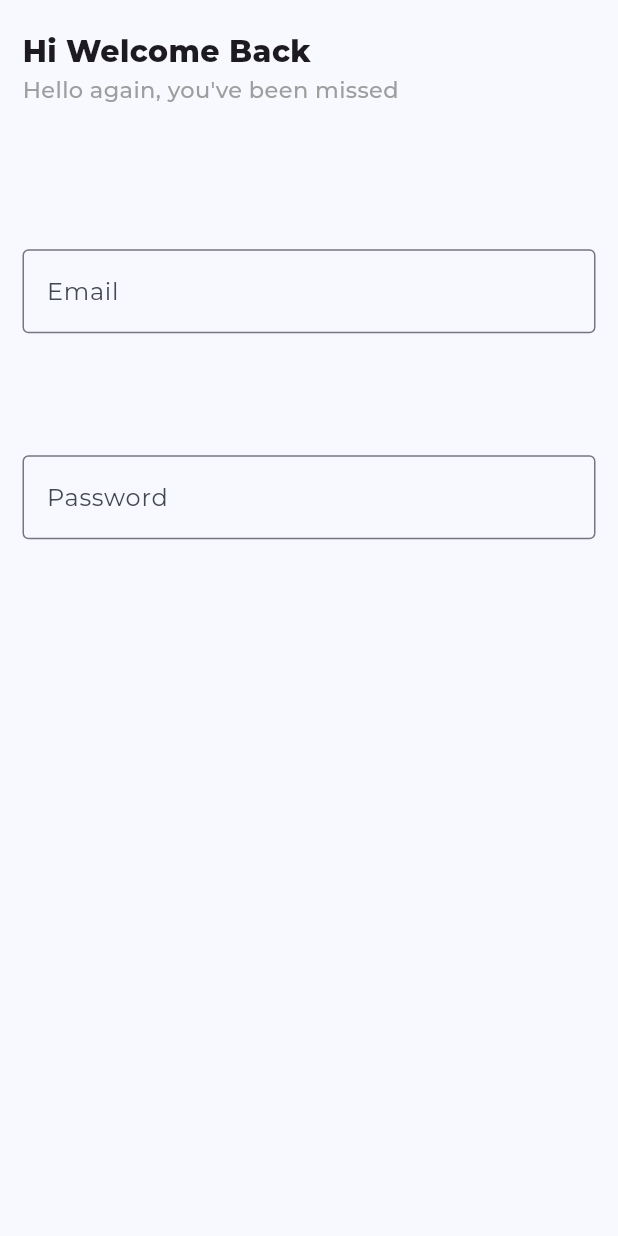
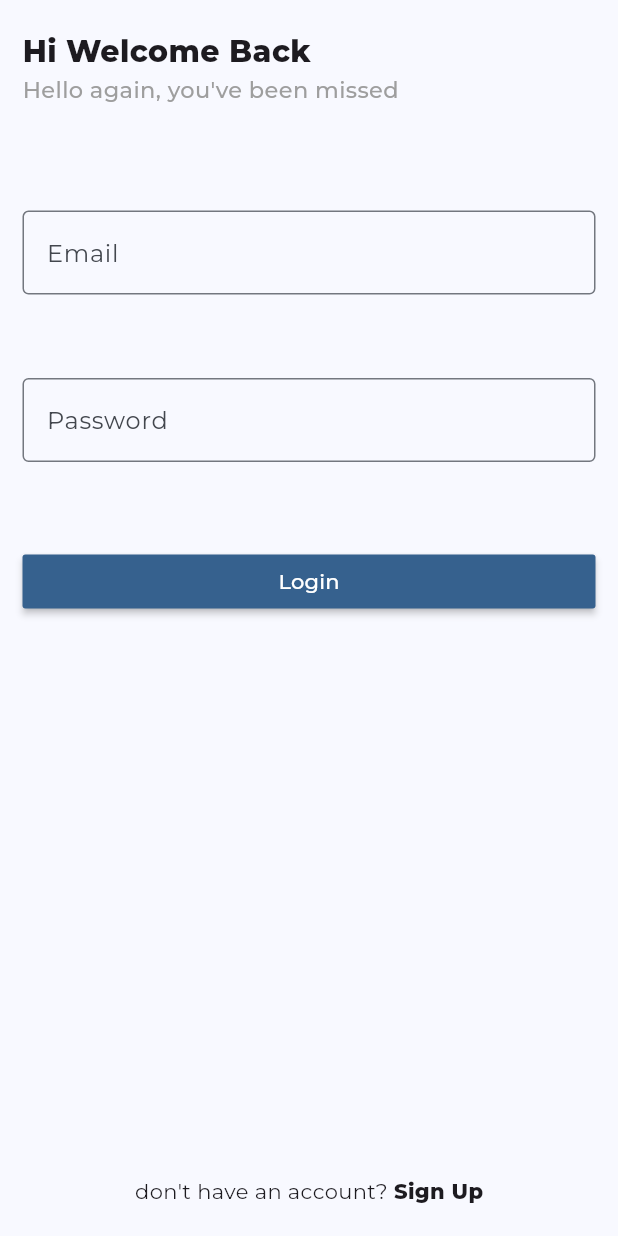
Before and after one commit to Gokuls-2003/chat_app, a Flutter app: the screen it shows after launch, on a phone screen of 412 x 824 dp. Run offline on Flutter 3.47's test engine with Material 3 defaults, Android fonts, the phone set to English and light mode, and no system bars; our stand-ins replace firebase_core, google_fonts; accounts and stored records are empty.

Commit message:
login_page

```diff
--- a/lib/pages/login_page.dart
+++ b/lib/pages/login_page.dart
@@ -25,10 +25,7 @@ class _LoginPageState extends State<LoginPage> {
               vertical: 20.0,
             ),
             child: Column(
-              children: [
-                _headerText(),
-                _loginForm(),
-              ],
+              children: [_headerText(), _loginForm(), _createAnAccountLink()],
             )));
   }
 
@@ -76,10 +73,45 @@ class _LoginPageState extends State<LoginPage> {
             CustomFormField(
               height: MediaQuery.sizeOf(context).height * 0.1,
               hintText: "Password",
-            )
+            ),
+            _loginButton()
           ],
         ),
       ),
     );
   }
+
+  Widget _loginButton() {
+    return SizedBox(
+      width: MediaQuery.sizeOf(context).width,
+      child: MaterialButton(
+          onPressed: () {},
+          color: Theme.of(context).colorScheme.primary,
+          child: const Text(
+            "Login",
+            style: TextStyle(
+              color: Colors.white,
+            ),
+          )),
+    );
+  }
+
+  Widget _createAnAccountLink() {
+    return const Expanded(
+      child: Row(
+        mainAxisAlignment: MainAxisAlignment.center,
+        mainAxisSize: MainAxisSize.max,
+        crossAxisAlignment: CrossAxisAlignment.end,
+        children: [
+          const Text("don't have an account? "),
+          Text(
+            "Sign Up",
+            style: TextStyle(
+              fontWeight: FontWeight.w800,
+            ),
+          )
+        ],
+      ),
+    );
+  }
 }
```
